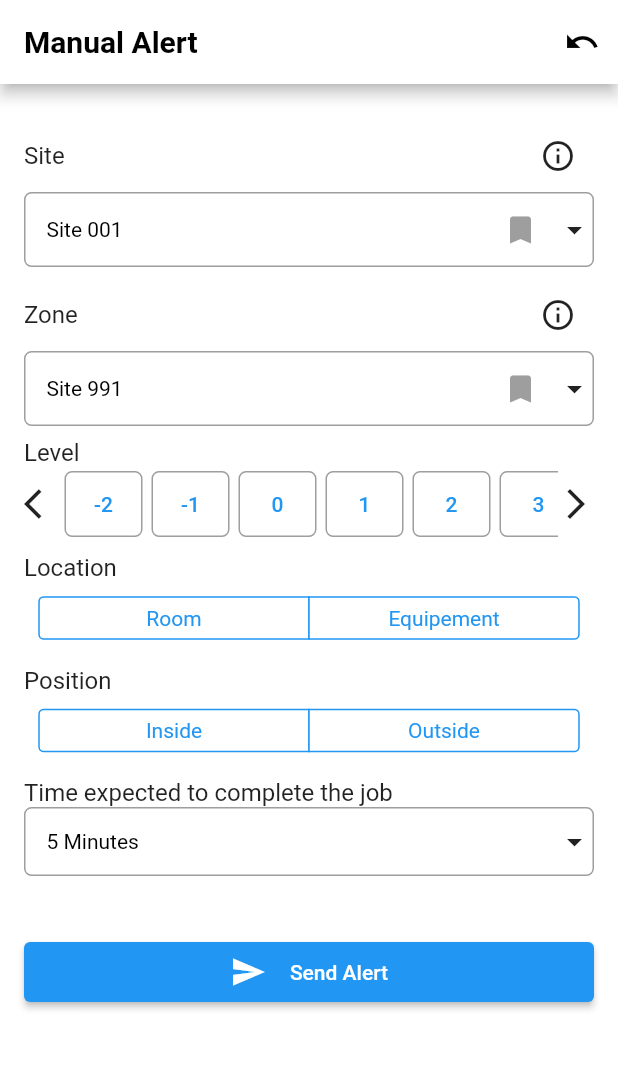
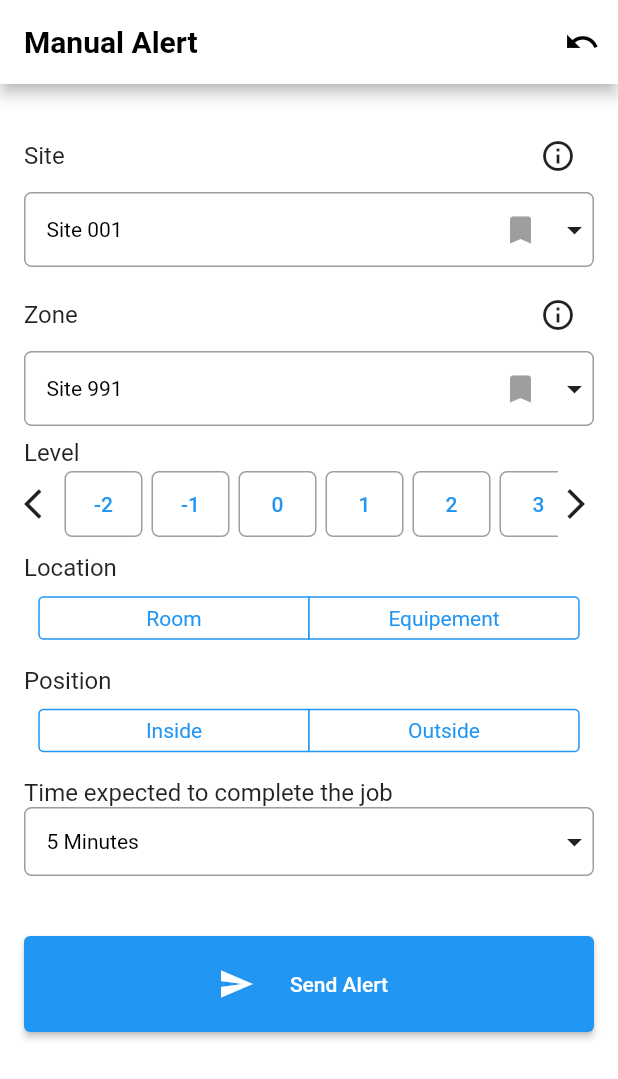
Before and after one commit to IsmailKARROUD/ImmenseProjectApplication, a Flutter app: the screen it shows after launch, after a tap on the "add" icon, on a phone screen of 412 x 824 dp. Shown: the top 1079 px of the screen. Run offline on Flutter 3.47's test engine with Material 2 defaults, Android fonts, the phone set to English and light mode, and no system bars; our stand-ins replace animated_splash_screen, fl_chart; missing offline and left inert: direct_select; network calls fail.

Commit message:
final version

```diff
--- a/lib/PrincipalPages/ManualAlert.dart
+++ b/lib/PrincipalPages/ManualAlert.dart
@@ -31,6 +31,12 @@ class _ManualAlertState extends State<ManualAlert> {
   late List<String> timeListExample;
   late List<String> roomListExample;
   late List<String> equipementListExample;
+
+  @override
+  void initState() {
+    super.initState();
+    _loadData();
+  }
 
   Future<void> _loadData() async {
     //to  load Data Exemple
@@ -83,17 +89,7 @@ class _ManualAlertState extends State<ManualAlert> {
           ),
         ],
       ),
-        body: FutureBuilder<void>(
-          future: _loadData(),
-          builder: (BuildContext context, AsyncSnapshot<void> snapshot) {
-            if (snapshot.connectionState == ConnectionState.waiting) {
-              // Show a loading indicator while waiting for the future to complete
-              return const CircularProgressIndicator();
-            } else if (snapshot.hasError) {
-              // Show an error message if the future failed
-              return Text('Error: ${snapshot.error}');
-            } else {
-              return Padding(
+      body: Padding(
         padding: const EdgeInsets.all(16.0),
         child: Form(
           key: _formKey,
@@ -101,8 +97,7 @@ class _ManualAlertState extends State<ManualAlert> {
             children: [
               _customTiltle('Site',
                   action: IconButton(
-                              onPressed: () {},
-                              icon: const Icon(Icons.info_outline))),
+                      onPressed: () {}, icon: const Icon(Icons.info_outline))),
               CustomDirectSelect(
                 elements: siteListExample,
                 selectedIndex: _selectedIndexSite,
@@ -114,9 +109,7 @@ class _ManualAlertState extends State<ManualAlert> {
                         });
                       },
                       icon: Icon(Icons.bookmark,
-                                  color: _siteBookMark
-                                      ? Colors.yellow
-                                      : Colors.grey))
+                          color: _siteBookMark ? Colors.yellow : Colors.grey))
                 ],
                 onSelectedItemChanged: (value) {
                   setState(() {
@@ -126,8 +119,7 @@ class _ManualAlertState extends State<ManualAlert> {
               ),
               _customTiltle('Zone',
                   action: IconButton(
-                              onPressed: () {},
-                              icon: const Icon(Icons.info_outline))),
+                      onPressed: () {}, icon: const Icon(Icons.info_outline))),
               CustomDirectSelect(
                 elements: zoonListExample,
                 selectedIndex: _selectedIndexZone,
@@ -140,8 +132,7 @@ class _ManualAlertState extends State<ManualAlert> {
                       },
                       icon: Icon(
                         Icons.bookmark,
-                                color:
-                                    _zoneBookMark ? Colors.yellow : Colors.grey,
+                        color: _zoneBookMark ? Colors.yellow : Colors.grey,
                       ))
                 ],
                 onSelectedItemChanged: (value) {
@@ -170,8 +161,7 @@ class _ManualAlertState extends State<ManualAlert> {
                                   color: Colors.grey,
                                   width: 1.0,
                                 ),
-                                        borderRadius:
-                                            BorderRadius.circular(5.0),
+                                borderRadius: BorderRadius.circular(5.0),
                               ),
                               alignment: Alignment.center,
                               child: SizedBox(
@@ -179,10 +169,9 @@ class _ManualAlertState extends State<ManualAlert> {
                                 width: 50,
                                 child: TextButton(
                                     style: ButtonStyle(
-                                                backgroundColor: index - 2 ==
-                                                        _level
-                                                    ? MaterialStateProperty.all<
-                                                        Color>(Colors.black)
+                                        backgroundColor: index - 2 == _level
+                                            ? MaterialStateProperty.all<Color>(
+                                                Colors.black)
                                             : null),
                                     onPressed: () {
                                       setState(() {
@@ -225,9 +214,8 @@ class _ManualAlertState extends State<ManualAlert> {
                                 _toAddCustomRoom = !_toAddCustomRoom;
                               });
                             },
-                                    child: Text(_toAddCustomRoom
-                                        ? "choose"
-                                        : "+ add"))),
+                            child:
+                                Text(_toAddCustomRoom ? "choose" : "+ add"))),
                     AnimatedCrossFade(
                       duration: const Duration(milliseconds: 250),
                       crossFadeState: _toAddCustomRoom
@@ -238,8 +226,7 @@ class _ManualAlertState extends State<ManualAlert> {
                           border: OutlineInputBorder(
                               borderRadius:
                                   BorderRadius.all(Radius.circular(8))),
-                                  contentPadding:
-                                      EdgeInsets.symmetric(horizontal: 10),
+                          contentPadding: EdgeInsets.symmetric(horizontal: 10),
                           labelText: 'Enter a new ...',
                         ),
                         validator: (value) {
@@ -259,9 +246,8 @@ class _ManualAlertState extends State<ManualAlert> {
                         },
                       ),
                       secondChild: CustomDirectSelect(
-                                elements: _roOrEq!
-                                    ? roomListExample
-                                    : equipementListExample,
+                        elements:
+                            _roOrEq! ? roomListExample : equipementListExample,
                         selectedIndex: _selectedIndexSite,
                         onSelectedItemChanged: (value) {
                           setState(() {
@@ -308,17 +294,21 @@ class _ManualAlertState extends State<ManualAlert> {
                         // Do something with the form data
                       }
                     },
-                            child: const Row(
+                    child: Row(
                       mainAxisAlignment: MainAxisAlignment.center,
                       children: [
-                                Padding(
+                        const Padding(
                           padding: EdgeInsets.all(8.0),
-                                  child: Icon(Icons.send),
+                          child: Icon(Icons.send, color: Colors.white),
                         ),
                         Padding(
-                                  padding: EdgeInsets.all(8.0),
-                                  child: Text('Send Alert'),
-                                ),
+                            padding: const EdgeInsets.all(8.0),
+                            child: TextButton(
+                                onPressed: () {
+                                  Navigator.of(context).pop();
+                                },
+                                child: const Text('Send Alert',
+                                    style: TextStyle(color: Colors.white)))),
                       ],
                     ),
                   ),
@@ -327,9 +317,7 @@ class _ManualAlertState extends State<ManualAlert> {
             ],
           ),
         ),
+      ),
     );
   }
-          },
-        ));
 }
-}
--- a/lib/PrincipalPages/Overview.dart
+++ b/lib/PrincipalPages/Overview.dart
@@ -22,7 +22,6 @@ class _OverviewState extends State<Overview> {
       appBar: AppBar(
         title: const Text("Overview"),
         actions: [
-          //TODO:the icon changes when there's a notification
           IconButton(
               onPressed: () {},
               icon: const Icon(
@@ -49,7 +48,7 @@ class _OverviewState extends State<Overview> {
       body: SingleChildScrollView(
         child: Column(
           children: [
-            Stats(),
+            const Stats(),
             Statistics(
               title: 'My observations',
               subtitle: 'Statistics',
```
Lines whose indentation alone changed are shown as unchanged.
